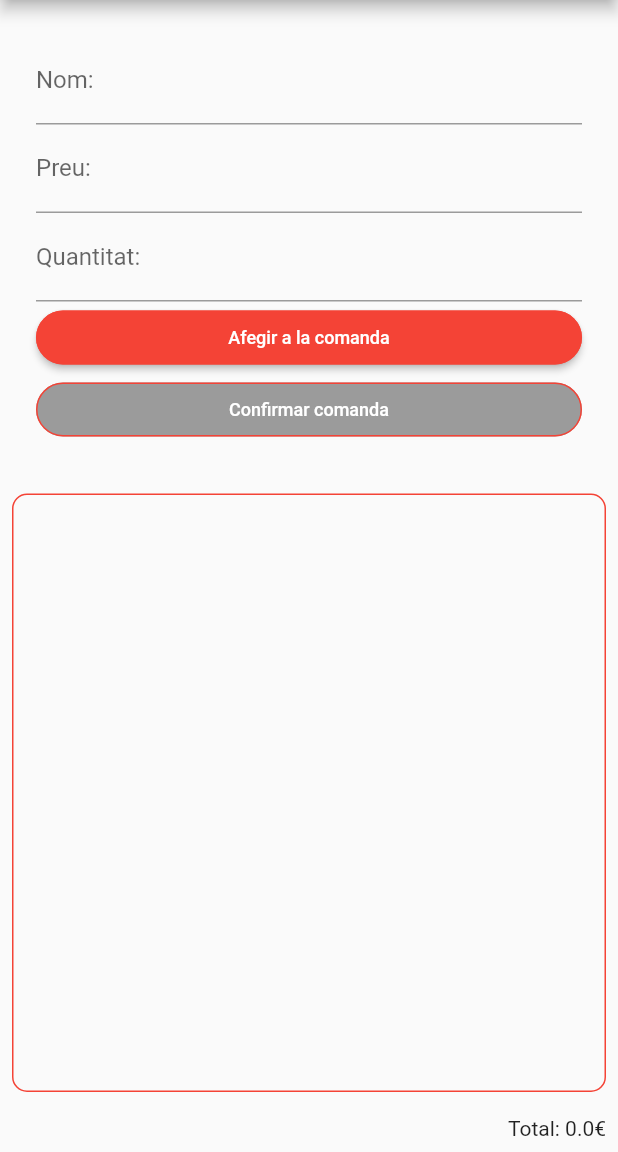
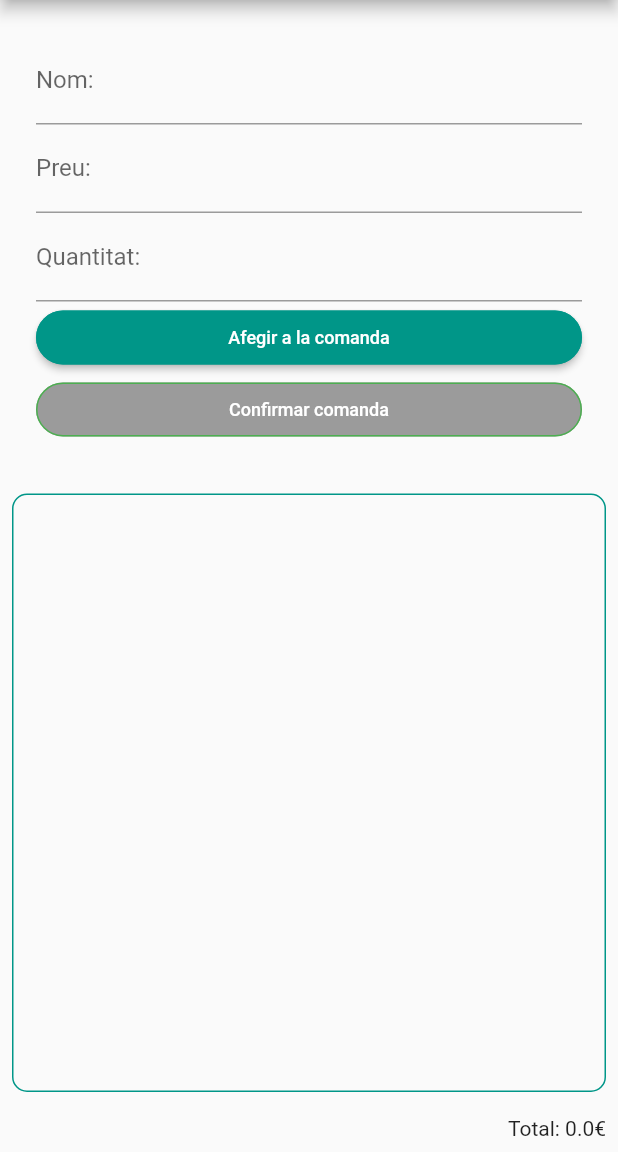
Before and after one commit to alexburdoy/MorososSA, a Flutter app: the screen it shows once a user with an empty profile is signed in, after a tap on "Crear sessió", on a phone screen of 412 x 824 dp, the part 84-1236 px from its top. Run offline on Flutter 3.47's test engine with Material 2 defaults, Android fonts, the phone set to English and light mode, and no system bars; our stand-ins replace cloud_firestore, firebase_auth, firebase_core, permission_handler, qr_flutter; missing offline and left inert: qrscan; accounts and stored records are empty; network calls fail.

Commit message:
Mes estils

```diff
--- a/lib/introitem_screen.dart
+++ b/lib/introitem_screen.dart
@@ -165,14 +165,14 @@ class _IntroItemState extends State<IntroItem> {
                       _editaQuant.clear();
                     });
                   },
-                  color: Colors.red,
+                  color: Colors.teal,
                   child: Text(
                     "Afegir a la comanda",
                     style: TextStyle(color: Colors.white, fontSize: 12),
                   ),
                   shape: RoundedRectangleBorder(
                       borderRadius: BorderRadius.circular(18.0),
-                      side: BorderSide(color: Colors.red)),
+                      side: BorderSide(color: Colors.teal)),
                 ),
 
 /***************************************************************************/
@@ -189,7 +189,7 @@ class _IntroItemState extends State<IntroItem> {
                             ),
                           );
                         },
-                  color: Colors.red,
+                  color: Colors.green,
 
                   child: Text(
                     "Confirmar comanda",
@@ -197,7 +197,7 @@ class _IntroItemState extends State<IntroItem> {
                   ),
                   shape: RoundedRectangleBorder(
                       borderRadius: BorderRadius.circular(18.0),
-                      side: BorderSide(color: Colors.red)),
+                      side: BorderSide(color: Colors.green)),
                 ),
                 /* if (comanda.length>0){
                   ListView.builder(
@@ -218,7 +218,7 @@ class _IntroItemState extends State<IntroItem> {
               padding: const EdgeInsets.all(8.0),
               child: Container(
                 decoration: BoxDecoration(
-                  border: Border.all(width: 1, color: Colors.red),
+                  border: Border.all(width: 1, color: Colors.teal),
                   borderRadius: BorderRadius.circular(10),
                 ),
                 child: ListView.builder(
--- a/lib/main.dart
+++ b/lib/main.dart
@@ -115,14 +115,27 @@ class _BotoQR extends StatelessWidget {
                 ),
               );
             },
-            color: Colors.red,
-            child: Text(
-              "Escanejar QR",
-              style: TextStyle(color: Colors.white, fontSize: 22),
+            color: Colors.teal[300],
+            child: Column(
+              mainAxisAlignment: MainAxisAlignment.center,
+              children: [
+                Icon(
+                  Icons.qr_code_scanner,
+                  color: Colors.white,
+                  size: 150,
+                ),
+                SizedBox(
+                  height: 10,
+                ),
+                Text(
+                  "Escanejar QR",
+                  style: TextStyle(color: Colors.white, fontSize: 22),
+                ),
+              ],
             ),
             shape: RoundedRectangleBorder(
                 borderRadius: BorderRadius.circular(18.0),
-                side: BorderSide(color: Colors.red)),
+                side: BorderSide(color: Colors.teal[300])),
           ),
         ),
       ],
@@ -145,14 +158,14 @@ class _CrearSessio extends StatelessWidget {
                 ),
               );
             },
-            color: Colors.red,
+            color: Colors.teal[400],
             child: Text(
               "Crear sessió",
               style: TextStyle(color: Colors.white, fontSize: 22),
             ),
             shape: RoundedRectangleBorder(
                 borderRadius: BorderRadius.circular(18.0),
-                side: BorderSide(color: Colors.red)),
+                side: BorderSide(color: Colors.teal[400])),
           ),
         ),
       ],
@@ -170,14 +183,14 @@ class _ObrirAgenda extends StatelessWidget {
           padding: EdgeInsets.all(5),
           child: RaisedButton(
             onPressed: () {},
-            color: Colors.red,
+            color: Colors.teal[200],
             child: Text(
               "Agenda de deutes",
               style: TextStyle(color: Colors.white, fontSize: 12),
             ),
             shape: RoundedRectangleBorder(
                 borderRadius: BorderRadius.circular(18.0),
-                side: BorderSide(color: Colors.red)),
+                side: BorderSide(color: Colors.teal[200])),
           ),
         ),
       ],
```
